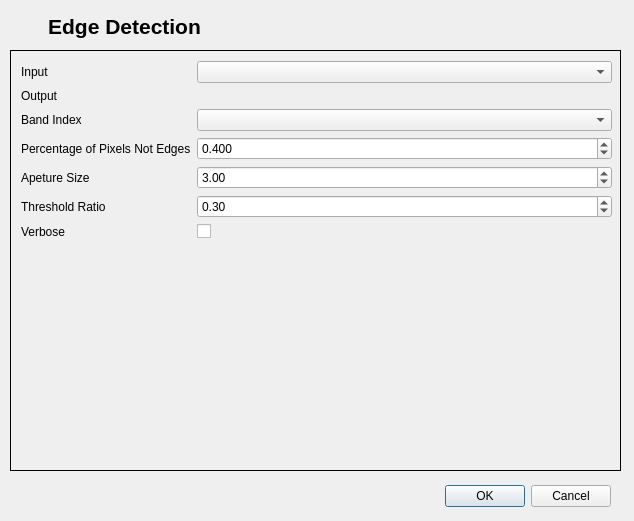
The window that edge_detection/edge_detection_dialog_base.ui (AUGSignals/qgis-plugins) describes before a commit, drawn with Qt 5.
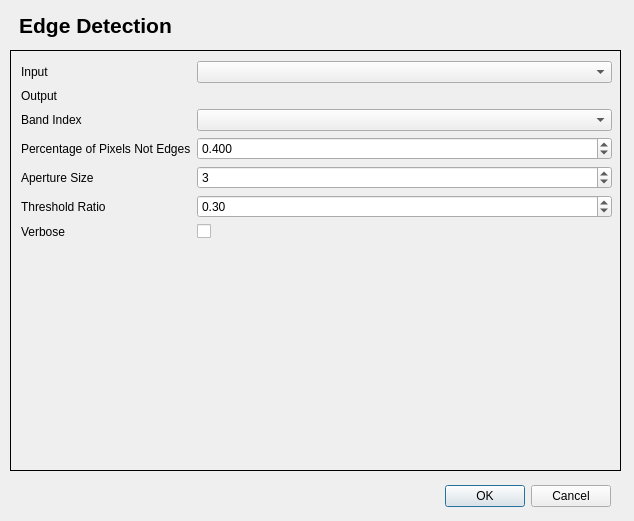
The same window after the commit. Custom widgets are drawn as their Qt base class.

The edit to the form file:
```diff
--- a/edge_detection/edge_detection_dialog_base.ui
+++ b/edge_detection/edge_detection_dialog_base.ui
@@ -32,18 +32,18 @@
   <widget class="QLabel" name="title_label">
    <property name="geometry">
     <rect>
-     <x>-10</x>
+     <x>10</x>
      <y>10</y>
-     <width>269</width>
-     <height>33</height>
+     <width>171</width>
+     <height>31</height>
     </rect>
    </property>
    <property name="text">
     <string>&lt;!DOCTYPE HTML PUBLIC &quot;-//W3C//DTD HTML 4.0//EN&quot; &quot;http://www.w3.org/TR/REC-html40/strict.dtd&quot;&gt;
 &lt;html&gt;&lt;head&gt;&lt;meta name=&quot;qrichtext&quot; content=&quot;1&quot; /&gt;&lt;style type=&quot;text/css&quot;&gt;
 p, li { white-space: pre-wrap; }
-&lt;/style&gt;&lt;/head&gt;&lt;body style=&quot; font-family:'Sans Serif'; font-size:9pt; font-weight:400; font-style:normal;&quot;&gt;
-&lt;p style=&quot; margin-top:0px; margin-bottom:0px; margin-left:0px; margin-right:0px; -qt-block-indent:0; text-indent:0px;&quot;&gt;&lt;span style=&quot; font-size:16pt; font-weight:600;&quot;&gt;Edge Detection&lt;/span&gt;&lt;/p&gt;&lt;/body&gt;&lt;/html&gt;</string>
+&lt;/style&gt;&lt;/head&gt;&lt;body style=&quot; font-family:'MS Shell Dlg 2'; font-size:8pt; font-weight:400; font-style:normal;&quot;&gt;
+&lt;p style=&quot; margin-top:0px; margin-bottom:0px; margin-left:0px; margin-right:0px; -qt-block-indent:0; text-indent:0px;&quot;&gt;&lt;span style=&quot; font-family:'Sans Serif'; font-size:16pt; font-weight:600;&quot;&gt;Edge Detection&lt;/span&gt;&lt;/p&gt;&lt;/body&gt;&lt;/html&gt;</string>
    </property>
    <property name="alignment">
     <set>Qt::AlignCenter</set>
@@ -138,7 +138,7 @@
       <item row="4" column="0">
        <widget class="QLabel" name="apetureSizeLabel">
         <property name="text">
-         <string>Apeture Size</string>
+         <string>Aperture Size</string>
         </property>
        </widget>
       </item>
@@ -158,6 +158,12 @@
       </item>
       <item row="4" column="1">
        <widget class="QDoubleSpinBox" name="apetureSizeDoubleSpinBox">
+        <property name="statusTip">
+         <string>Ap</string>
+        </property>
+        <property name="decimals">
+         <number>0</number>
+        </property>
         <property name="value">
          <double>3.000000000000000</double>
         </property>
```
Left out of the diff: 30 changed lines with no effect on the pictures.
